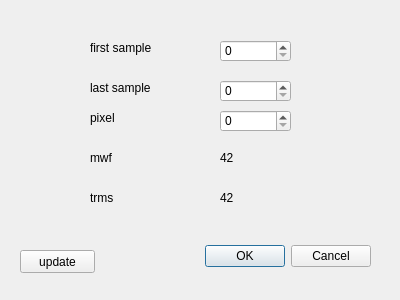
Old version of the form escam/dialogrms.ui in the repository Entwicklungsburo-Stresing/EBST_CAM.
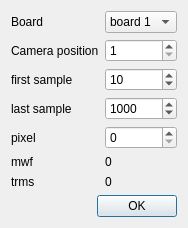
New version of the form.

What changed in the file:
```diff
--- a/escam/dialogrms.ui
+++ b/escam/dialogrms.ui
@@ -6,172 +6,201 @@
    <rect>
     <x>0</x>
     <y>0</y>
-    <width>400</width>
-    <height>300</height>
+    <width>178</width>
+    <height>223</height>
    </rect>
   </property>
   <property name="windowTitle">
    <string>Dialog</string>
   </property>
-  <widget class="QDialogButtonBox" name="buttonBox">
-   <property name="geometry">
-    <rect>
-     <x>30</x>
-     <y>240</y>
-     <width>341</width>
-     <height>32</height>
-    </rect>
-   </property>
+  <layout class="QVBoxLayout" name="verticalLayout">
+   <item>
+    <layout class="QGridLayout" name="gridLayout">
+     <item row="1" column="3">
+      <spacer name="horizontalSpacer_2">
    <property name="orientation">
     <enum>Qt::Horizontal</enum>
    </property>
-   <property name="standardButtons">
-    <set>QDialogButtonBox::Cancel|QDialogButtonBox::Ok</set>
-   </property>
-  </widget>
-  <widget class="QSpinBox" name="spinBox_pixel">
-   <property name="geometry">
-    <rect>
-     <x>220</x>
-     <y>110</y>
-     <width>71</width>
-     <height>22</height>
-    </rect>
-   </property>
-   <property name="maximum">
-    <number>10000</number>
-   </property>
-  </widget>
+       <property name="sizeHint" stdset="0">
+        <size>
+         <width>40</width>
+         <height>20</height>
+        </size>
+       </property>
+      </spacer>
+     </item>
+     <item row="4" column="2">
   <widget class="QSpinBox" name="spinBox_lastsample">
-   <property name="geometry">
-    <rect>
-     <x>220</x>
-     <y>80</y>
-     <width>71</width>
-     <height>22</height>
-    </rect>
+       <property name="minimum">
+        <number>2</number>
    </property>
    <property name="maximum">
     <number>1000000</number>
    </property>
-  </widget>
-  <widget class="QSpinBox" name="spinBox_firstsample">
-   <property name="geometry">
-    <rect>
-     <x>220</x>
-     <y>40</y>
-     <width>71</width>
-     <height>22</height>
-    </rect>
-   </property>
-   <property name="maximum">
-    <number>100000</number>
-   </property>
-  </widget>
+       <property name="value">
+        <number>1000</number>
+       </property>
+      </widget>
+     </item>
+     <item row="3" column="1">
   <widget class="QLabel" name="label">
-   <property name="geometry">
-    <rect>
-     <x>90</x>
-     <y>40</y>
-     <width>101</width>
-     <height>16</height>
-    </rect>
-   </property>
    <property name="text">
     <string>first sample</string>
    </property>
   </widget>
+     </item>
+     <item row="4" column="1">
   <widget class="QLabel" name="label_2">
-   <property name="geometry">
-    <rect>
-     <x>90</x>
-     <y>80</y>
-     <width>101</width>
-     <height>16</height>
-    </rect>
-   </property>
    <property name="text">
     <string>last sample</string>
    </property>
   </widget>
-  <widget class="QLabel" name="label_3">
-   <property name="geometry">
-    <rect>
-     <x>90</x>
-     <y>110</y>
-     <width>101</width>
-     <height>16</height>
-    </rect>
-   </property>
+     </item>
+     <item row="8" column="1">
+      <spacer name="verticalSpacer">
+       <property name="orientation">
+        <enum>Qt::Vertical</enum>
+       </property>
+       <property name="sizeHint" stdset="0">
+        <size>
+         <width>20</width>
+         <height>40</height>
+        </size>
+       </property>
+      </spacer>
+     </item>
+     <item row="2" column="2">
+      <widget class="QSpinBox" name="spinBoxCampos">
+       <property name="minimum">
+        <number>1</number>
+       </property>
+       <property name="maximum">
+        <number>8</number>
+       </property>
+      </widget>
+     </item>
+     <item row="7" column="2">
+      <widget class="QLabel" name="label_trms">
    <property name="text">
-    <string>pixel</string>
-   </property>
-  </widget>
+        <string>0</string>
+       </property>
+      </widget>
+     </item>
+     <item row="1" column="1">
+      <widget class="QLabel" name="labelDrvno">
+       <property name="text">
+        <string>Board</string>
+       </property>
+      </widget>
+     </item>
+     <item row="6" column="2">
+      <widget class="QLabel" name="label_mwf">
+       <property name="text">
+        <string>0</string>
+       </property>
+      </widget>
+     </item>
+     <item row="6" column="1">
   <widget class="QLabel" name="label_4">
-   <property name="geometry">
-    <rect>
-     <x>90</x>
-     <y>150</y>
-     <width>101</width>
-     <height>16</height>
-    </rect>
-   </property>
    <property name="text">
     <string>mwf</string>
    </property>
   </widget>
+     </item>
+     <item row="2" column="1">
+      <widget class="QLabel" name="labelCampos">
+       <property name="text">
+        <string>Camera position</string>
+       </property>
+      </widget>
+     </item>
+     <item row="1" column="2">
+      <widget class="QComboBox" name="comboBoxDrvno">
+       <item>
+        <property name="text">
+         <string>board 1</string>
+        </property>
+       </item>
+       <item>
+        <property name="text">
+         <string>board 2</string>
+        </property>
+       </item>
+      </widget>
+     </item>
+     <item row="5" column="2">
+      <widget class="QSpinBox" name="spinBox_pixel">
+       <property name="maximum">
+        <number>10000</number>
+       </property>
+      </widget>
+     </item>
+     <item row="7" column="1">
   <widget class="QLabel" name="label_5">
-   <property name="geometry">
-    <rect>
-     <x>90</x>
-     <y>190</y>
-     <width>101</width>
-     <height>16</height>
-    </rect>
-   </property>
    <property name="text">
     <string>trms</string>
    </property>
   </widget>
-  <widget class="QLabel" name="label_mwf">
-   <property name="geometry">
-    <rect>
-     <x>220</x>
-     <y>150</y>
-     <width>101</width>
-     <height>16</height>
-    </rect>
-   </property>
+     </item>
+     <item row="1" column="0">
+      <spacer name="horizontalSpacer">
+       <property name="orientation">
+        <enum>Qt::Horizontal</enum>
+       </property>
+       <property name="sizeHint" stdset="0">
+        <size>
+         <width>40</width>
+         <height>20</height>
+        </size>
+       </property>
+      </spacer>
+     </item>
+     <item row="5" column="1">
+      <widget class="QLabel" name="label_3">
    <property name="text">
-    <string>42</string>
-   </property>
-  </widget>
-  <widget class="QLabel" name="label_trms">
-   <property name="geometry">
-    <rect>
-     <x>220</x>
-     <y>190</y>
-     <width>101</width>
-     <height>16</height>
-    </rect>
-   </property>
-   <property name="text">
-    <string>42</string>
-   </property>
-  </widget>
-  <widget class="QPushButton" name="pushButton_update">
-   <property name="geometry">
-    <rect>
-     <x>20</x>
-     <y>250</y>
-     <width>75</width>
-     <height>23</height>
-    </rect>
-   </property>
-   <property name="text">
-    <string>update</string>
-   </property>
-  </widget>
+        <string>pixel</string>
+       </property>
+      </widget>
+     </item>
+     <item row="3" column="2">
+      <widget class="QSpinBox" name="spinBox_firstsample">
+       <property name="minimum">
+        <number>1</number>
+       </property>
+       <property name="maximum">
+        <number>100000</number>
+       </property>
+       <property name="value">
+        <number>10</number>
+       </property>
+      </widget>
+     </item>
+     <item row="0" column="1">
+      <spacer name="verticalSpacer_2">
+       <property name="orientation">
+        <enum>Qt::Vertical</enum>
+       </property>
+       <property name="sizeHint" stdset="0">
+        <size>
+         <width>20</width>
+         <height>40</height>
+        </size>
+       </property>
+      </spacer>
+     </item>
+    </layout>
+   </item>
+   <item>
+    <widget class="QDialogButtonBox" name="buttonBox">
+     <property name="orientation">
+      <enum>Qt::Horizontal</enum>
+     </property>
+     <property name="standardButtons">
+      <set>QDialogButtonBox::Ok</set>
+     </property>
+    </widget>
+   </item>
+  </layout>
  </widget>
  <resources/>
  <connections>
```
Left out of the diff: 2 changed lines with no effect on the pictures. Lines whose indentation alone changed are shown as unchanged.
